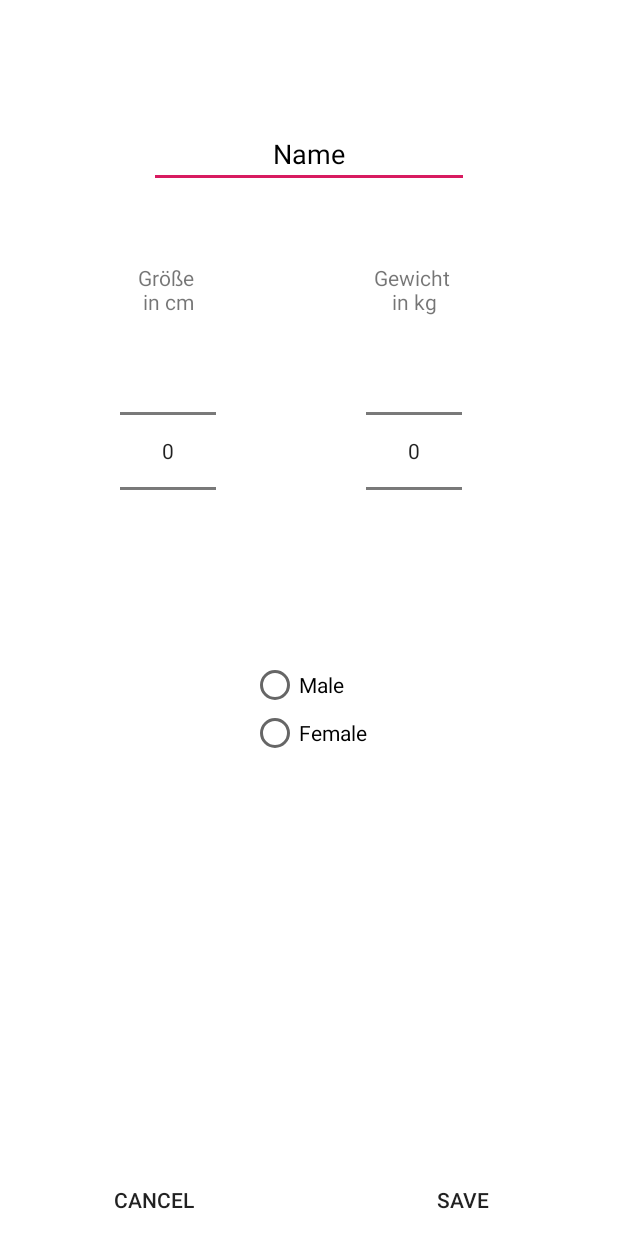
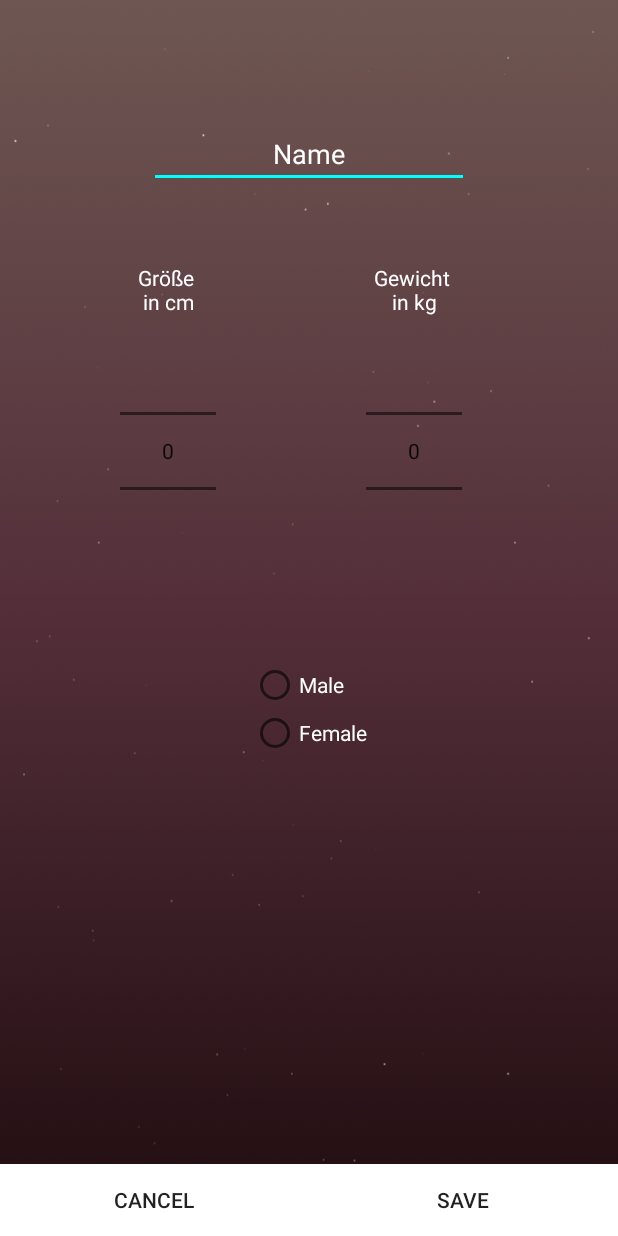
Before and after one commit to not-productive-yet/Promillerechner, an Android app: the layout activity_database_person_create.xml on its own in the app's theme, with its tools: preview values and no code run, on a phone screen of 412 x 824 dp. Run offline under Robolectric (Android 15) with nearby library versions, the phone set to English and light mode, and no system bars.

Commit message:
Layout Dies und Das

```diff
--- a/app/src/main/java/com/example/promillrechner_mobapp/database/PersonCreate.java
+++ b/app/src/main/java/com/example/promillrechner_mobapp/database/PersonCreate.java
@@ -1,5 +1,6 @@
 package com.example.promillrechner_mobapp.database;
 
+import androidx.annotation.RequiresApi;
 import androidx.appcompat.app.AppCompatActivity;
 
 import android.content.Intent;
@@ -7,6 +8,7 @@ import android.graphics.Bitmap;
 import android.graphics.drawable.BitmapDrawable;
 import android.graphics.drawable.Drawable;
 import android.os.AsyncTask;
+import android.os.Build;
 import android.os.Bundle;
 import android.view.View;
 import android.widget.Button;
@@ -22,6 +24,8 @@ import com.example.promillrechner_mobapp.databaseService.Person;
 import com.example.promillrechner_mobapp.databaseService.PersonDao;
 import com.example.promillrechner_mobapp.databaseService.Room;
 
+import static com.example.promillrechner_mobapp.R.style.TimePickerTheme;
+
 public class PersonCreate extends AppCompatActivity {
 
     Button buttonSavePerson = null;
@@ -30,6 +34,7 @@ public class PersonCreate extends AppCompatActivity {
     NumberPicker npWeight = null;
     private PersonDao dao = null;
 
+    @RequiresApi(api = Build.VERSION_CODES.Q)
     @Override
     protected void onCreate(Bundle savedInstanceState) {
         super.onCreate(savedInstanceState);
--- a/app/src/main/res/drawable/ic_delete_forever_black_24dp.xml
+++ b/app/src/main/res/drawable/ic_delete_forever_black_24dp.xml
@@ -1,9 +1,9 @@
 <vector xmlns:android="http://schemas.android.com/apk/res/android"
-        android:width="30dp"
-        android:height="30dp"
+        android:width="35dp"
+        android:height="35dp"
         android:viewportWidth="24.0"
         android:viewportHeight="24.0">
     <path
-        android:fillColor="#FF000000"
+        android:fillColor="@color/colorWhite"
         android:pathData="M6,19c0,1.1 0.9,2 2,2h8c1.1,0 2,-0.9 2,-2L18,7L6,7v12zM8.46,11.88l1.41,-1.41L12,12.59l2.12,-2.12 1.41,1.41L13.41,14l2.12,2.12 -1.41,1.41L12,15.41l-2.12,2.12 -1.41,-1.41L10.59,14l-2.13,-2.12zM15.5,4l-1,-1h-5l-1,1L5,4v2h14L19,4z"/>
 </vector>
--- a/app/src/main/res/layout/activity_database_person_create.xml
+++ b/app/src/main/res/layout/activity_database_person_create.xml
@@ -5,7 +5,7 @@
     android:layout_width="match_parent"
     android:layout_height="match_parent"
     tools:context=".database.PersonCreate"
-    android:background="@color/colorWhite">
+    android:background="@drawable/gradient_3">>
 
     <EditText
         android:id="@+id/editName"
@@ -19,7 +19,7 @@
         android:layout_marginTop="80dp"
         android:layout_marginBottom="50dp"
         android:textColor="@color/colorWhite"
-        android:textColorHint="@color/colorBlack" />
+        android:textColorHint="@color/colorWhite" />
 
     <!--
     <EditText
@@ -65,6 +65,7 @@
         android:layout_width="match_parent"
         android:layout_height="wrap_content"
         android:text="Gewicht \nin kg"
+        android:textColor="@color/colorWhite"
         android:layout_below="@id/editName"
         android:textAlignment="center"
         />
@@ -74,6 +75,7 @@
         android:layout_width="wrap_content"
         android:layout_height="wrap_content"
         android:layout_below="@id/textNumberPickerGewicht"
+
         />
 </LinearLayout>
 <LinearLayout
@@ -91,6 +93,7 @@
         android:text="Größe \nin cm"
         android:layout_below="@id/editName"
         android:textAlignment="center"
+        android:textColor="@color/colorWhite"
         />
 
     <NumberPicker
@@ -98,6 +101,7 @@
         android:layout_width="wrap_content"
         android:layout_height="wrap_content"
         android:layout_alignParentEnd="true"
+        style="@style/TimePickerTheme"
         />
 
 </LinearLayout>
@@ -114,12 +118,14 @@
             android:id="@+id/radioButtonMale"
             android:layout_width="wrap_content"
             android:layout_height="wrap_content"
-            android:text="Male"/>
+            android:text="Male"
+            android:textColor="@color/colorWhite"/>
         <RadioButton
             android:id="@+id/radioButtonFemale"
             android:layout_width="wrap_content"
             android:layout_height="wrap_content"
-            android:text="Female"/>
+            android:text="Female"
+            android:textColor="@color/colorWhite"/>
 
     </RadioGroup>
 
--- a/app/src/main/res/layout/activity_database_person_list.xml
+++ b/app/src/main/res/layout/activity_database_person_list.xml
@@ -4,7 +4,8 @@
     xmlns:tools="http://schemas.android.com/tools"
     android:layout_width="match_parent"
     android:layout_height="match_parent"
-    tools:context=".database.PersonList">
+    tools:context=".database.PersonList"
+    android:background="@color/colorBlack">
 
     <androidx.recyclerview.widget.RecyclerView
         android:id="@+id/recyclerviewPerson"
--- a/app/src/main/res/values/colors.xml
+++ b/app/src/main/res/values/colors.xml
@@ -5,4 +5,5 @@
     <color name="colorAccent">#D81B60</color>
     <color name="colorWhite">#FFFFFF</color>
     <color name="colorBlack">#000000</color>
+    <color name="colorLightBlue">#FF00FFFF</color>
 </resources>
--- a/app/src/main/res/values/strings.xml
+++ b/app/src/main/res/values/strings.xml
@@ -1,3 +1,3 @@
 <resources>
-    <string name="app_name">Promillrechner_MobApp</string>
+    <string name="app_name">Promillrechner</string>
 </resources>
--- a/app/src/main/res/values/styles.xml
+++ b/app/src/main/res/values/styles.xml
@@ -3,9 +3,15 @@
     <!-- Base application theme. -->
     <style name="AppTheme" parent="Theme.AppCompat.Light.DarkActionBar">
         <!-- Customize your theme here. -->
-        <item name="colorPrimary">@color/colorPrimary</item>
-        <item name="colorPrimaryDark">@color/colorPrimaryDark</item>
-        <item name="colorAccent">@color/colorAccent</item>
+        <item name="colorPrimary">@color/colorBlack</item>
+        <item name="colorPrimaryDark">@color/colorBlack</item>
+        <item name="colorAccent">@color/colorLightBlue</item>
+    </style>
+
+    <style name="TimePickerTheme" parent="Theme.AppCompat.Light.Dialog">
+        <item name="colorAccent">@color/colorWhite</item>
+        <item name="android:layout_width">wrap_content</item>
+        <item name="android:layout_height">wrap_content</item>
     </style>
 
 </resources>
```
Also changed, not shown: app/src/main/res/layout/activity_database_person_edit.xml (+8 -4 lines), app/src/main/res/layout/list_detail.xml (+8 -5 lines), 1 other file.
